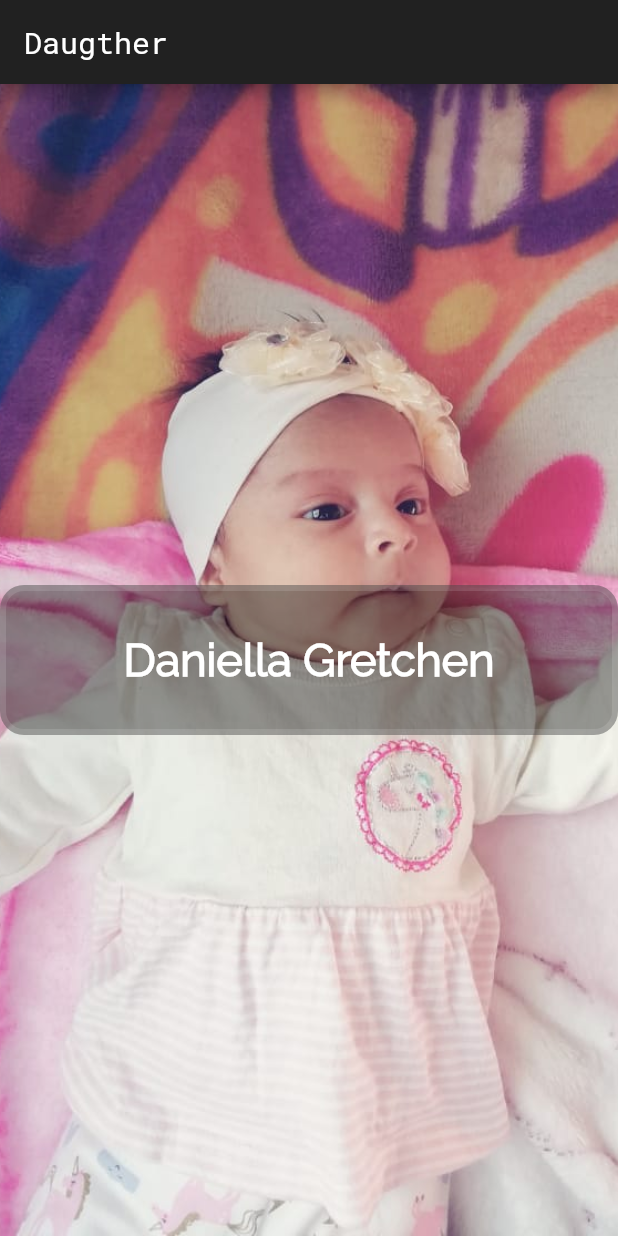
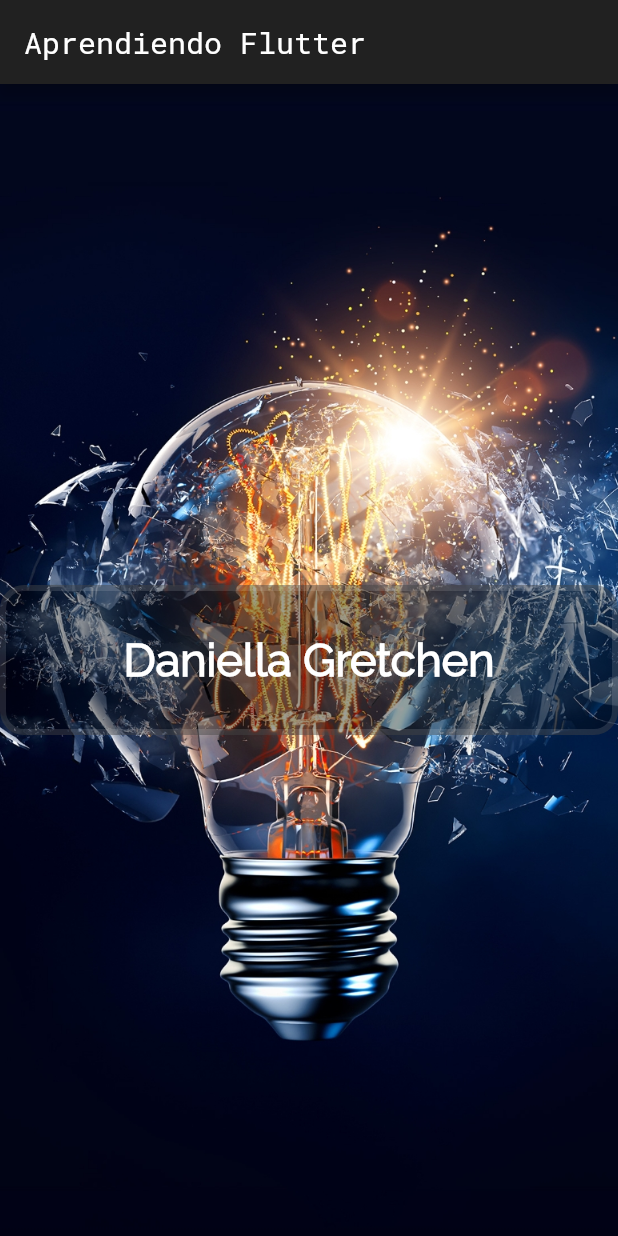
Before and after one commit to Dann97/Practica_1_Materia_DispositivosMoviles, a Flutter app: the screen it shows after launch, on a phone screen of 412 x 824 dp. Run offline on Flutter 3.47's test engine with Material 2 defaults, Android fonts, the phone set to English and light mode, and no system bars.

Commit message:
Segundo commit

```diff
--- a/lib/main.dart
+++ b/lib/main.dart
@@ -18,14 +18,14 @@ class MyApp extends StatelessWidget
       ),
       home: Scaffold(
       appBar: AppBar(
-        title: Text('Daugther',
+        title: Text('Aprendiendo Flutter',
           ),
       ),
       body:  Stack(
       children: <Widget>[ Container(
       decoration:  BoxDecoration(
       image: DecorationImage(
-        image: AssetImage("assets/bb.jpeg"
+        image: AssetImage("assets/fondo1.jpg"
           ),
       fit: BoxFit.cover,
       ),
--- a/pubspec.yaml
+++ b/pubspec.yaml
@@ -32,7 +32,7 @@ dev_dependencies:
 flutter_icons:
   android: true
   ios: true
-  image_path: "assets/iconbb.png"
+  image_path: "assets/tecnm.png"
 
 
 # For information on the generic Dart part of this file, see the
```
Also changed, not shown: assets/bb.jpeg (deleted), assets/iconbb.png (deleted), 2 other files.
